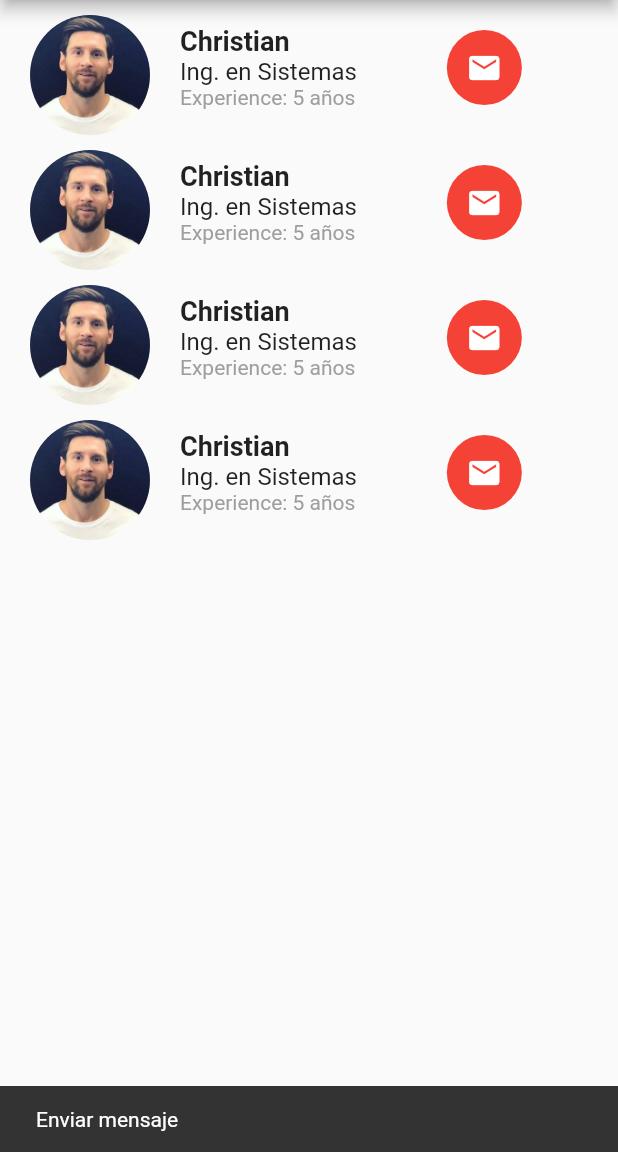
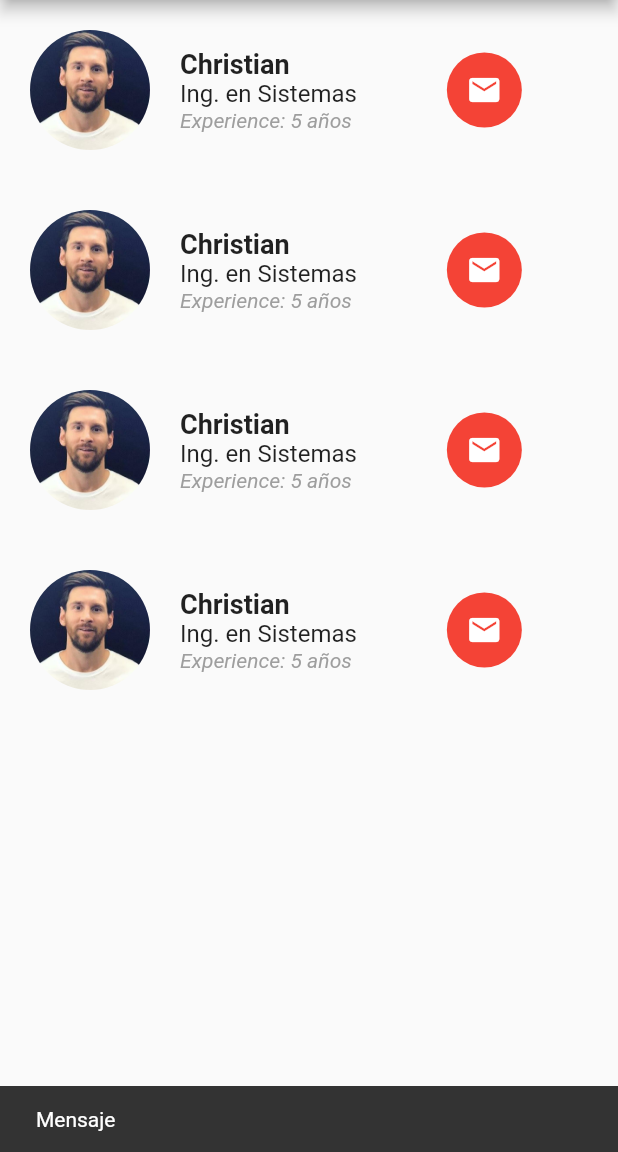
Before and after one commit to christianmagdiel/FlutterPlatzi, a Flutter app: the screen it shows after launch, after a tap on the "email" icon, on a phone screen of 412 x 824 dp, the part 84-1236 px from its top. Run offline on Flutter 3.47's test engine with Material 2 defaults, Android fonts, the phone set to English and light mode, and no system bars.

```diff
--- a/linkedin_app/lib/button_message.dart
+++ b/linkedin_app/lib/button_message.dart
@@ -1,6 +1,7 @@
 import 'package:flutter/material.dart';
 
 class ButtonMessage extends StatelessWidget {
+
 
   @override
   Widget build(BuildContext context) {
@@ -9,7 +10,7 @@ class ButtonMessage extends StatelessWidget {
       onTap: (){
         Scaffold.of(context).showSnackBar(
             SnackBar(
-              content: Text("Enviar mensaje"),
+              content: Text("Mensaje"),
             )
         );
       },
--- a/linkedin_app/lib/candidates.dart
+++ b/linkedin_app/lib/candidates.dart
@@ -49,19 +49,20 @@ class Candidates extends StatelessWidget{
         textAlign: TextAlign.left,
         style: TextStyle(
             fontSize: 14.0,
-          color: Colors.grey
+          color: Colors.grey,
+          fontStyle: FontStyle.italic
         ),
       ),
     );
 
     final photo = Container(
       margin: EdgeInsets.only(
-          top: 10.0,
-          left: 20.0
+          top: 20.0,
+          left: 20.0,
+          bottom: 20.0
       ),
       width: 80.0,
       height: 80.0,
-
       decoration: BoxDecoration(
           shape: BoxShape.circle,
           image: DecorationImage(
```
